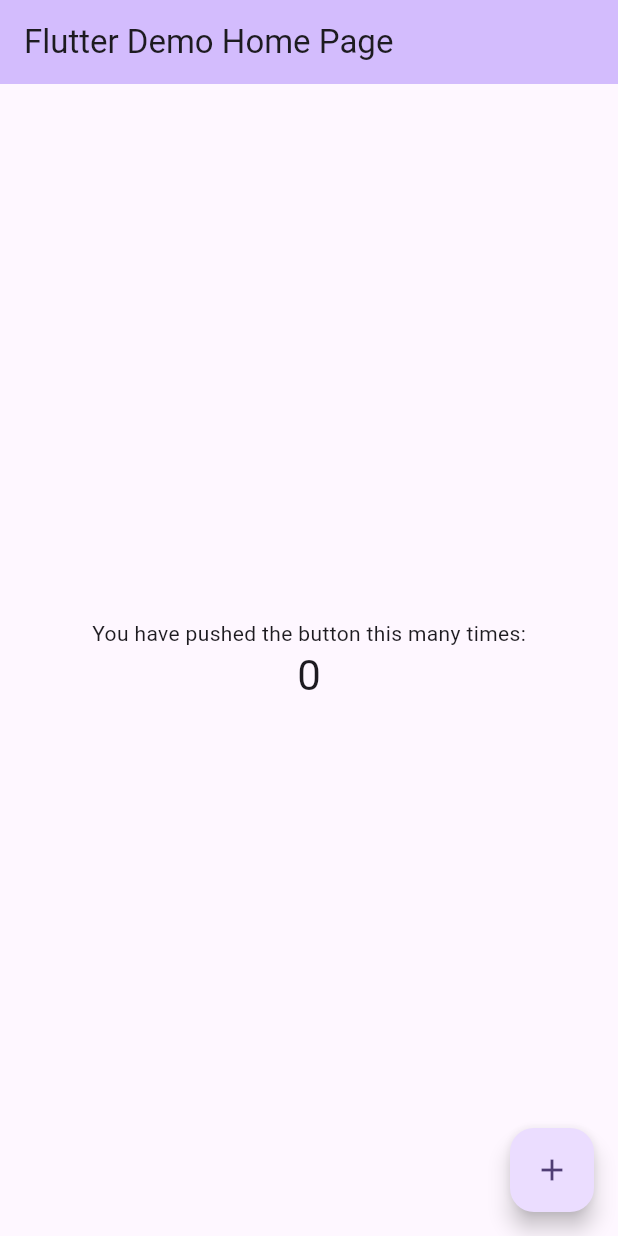
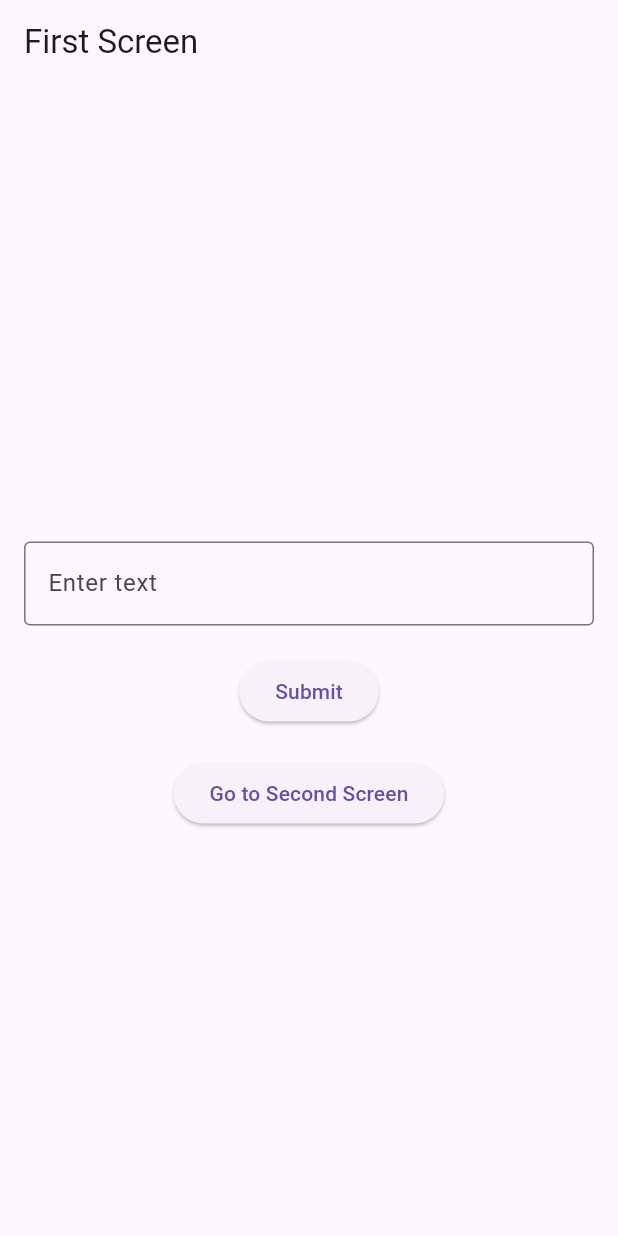
Before and after one commit to ALIRAZA17/Flutter_Bloc, a Flutter app: the screen it shows after launch, on a phone screen of 412 x 824 dp. Run offline on Flutter 3.47's test engine with Material 3 defaults, Android fonts, the phone set to English and light mode, and no system bars; our stand-ins replace flutter_bloc.

```diff
--- /dev/null
+++ b/lib/counter_event.dart
@@ -0,0 +1,5 @@
+abstract class CounterEvent {}
+
+class IncrementEvent extends CounterEvent {}
+
+class DecrementEvent extends CounterEvent {}
--- /dev/null
+++ b/lib/first_screen.dart
@@ -0,0 +1,63 @@
+import 'package:flutter/material.dart';
+import 'package:flutter_bloc/flutter_bloc.dart';
+import 'package:flutter_bloc_test/second_screen.dart';
+import 'text_bloc.dart';
+
+class FirstScreen extends StatelessWidget {
+  const FirstScreen({super.key});
+
+  @override
+  Widget build(BuildContext context) {
+    final TextBloc textBloc = BlocProvider.of<TextBloc>(context);
+    TextEditingController textController = TextEditingController();
+
+    return Scaffold(
+      appBar: AppBar(title: const Text('First Screen')),
+      body: Padding(
+        padding: const EdgeInsets.all(16.0),
+        child: Column(
+          mainAxisAlignment: MainAxisAlignment.center,
+          children: [
+            BlocBuilder<TextBloc, TextState>(
+              builder: (context, state) {
+                String displayText = '';
+                if (state is UpdatedTextState) {
+                  displayText = state.text;
+                }
+                return Text(
+                  displayText,
+                  style: const TextStyle(fontSize: 24.0),
+                );
+              },
+            ),
+            TextField(
+              controller: textController,
+              decoration: const InputDecoration(
+                border: OutlineInputBorder(),
+                labelText: 'Enter text',
+              ),
+            ),
+            const SizedBox(height: 20),
+            ElevatedButton(
+              onPressed: () {
+                final text = textController.text;
+                textBloc.add(UpdateTextEvent(text));
+              },
+              child: const Text('Submit'),
+            ),
+            const SizedBox(height: 20),
+            ElevatedButton(
+              onPressed: () {
+                Navigator.push(
+                  context,
+                  MaterialPageRoute(builder: (context) => const SecondScreen()),
+                );
+              },
+              child: const Text('Go to Second Screen'),
+            ),
+          ],
+        ),
+      ),
+    );
+  }
+}
--- a/lib/main.dart
+++ b/lib/main.dart
@@ -1,7 +1,15 @@
 import 'package:flutter/material.dart';
+import 'package:flutter_bloc/flutter_bloc.dart';
+import 'package:flutter_bloc_test/first_screen.dart';
+import 'text_bloc.dart';  // Your BLoC file
 
 void main() {
-  runApp(const MyApp());
+  runApp(
+    BlocProvider(
+      create: (context) => TextBloc(),
+      child: const MyApp(),
+    ),
+  );
 }
 
 class MyApp extends StatelessWidget {
@@ -9,61 +17,9 @@ class MyApp extends StatelessWidget {
 
   @override
   Widget build(BuildContext context) {
-    return MaterialApp(
-      title: 'Flutter Demo',
-      theme: ThemeData(
-        colorScheme: ColorScheme.fromSeed(seedColor: Colors.deepPurple),
-        useMaterial3: true,
-      ),
-      home: const MyHomePage(title: 'Flutter Demo Home Page'),
+    return const MaterialApp(
+      title: 'Shared BLoC Example',
+      home: FirstScreen(),
     );
   }
 }
-
-class MyHomePage extends StatefulWidget {
-  const MyHomePage({super.key, required this.title});
-
-  final String title;
-
-  @override
-  State<MyHomePage> createState() => _MyHomePageState();
-}
-
-class _MyHomePageState extends State<MyHomePage> {
-  int _counter = 0;
-
-  void _incrementCounter() {
-    setState(() {
-      _counter++;
-    });
-  }
-
-  @override
-  Widget build(BuildContext context) {
-    return Scaffold(
-      appBar: AppBar(
-        backgroundColor: Theme.of(context).colorScheme.inversePrimary,
-        title: Text(widget.title),
-      ),
-      body: Center(
-        child: Column(
-          mainAxisAlignment: MainAxisAlignment.center,
-          children: <Widget>[
-            const Text(
-              'You have pushed the button this many times:',
-            ),
-            Text(
-              '$_counter',
-              style: Theme.of(context).textTheme.headlineMedium,
-            ),
-          ],
-        ),
-      ),
-      floatingActionButton: FloatingActionButton(
-        onPressed: _incrementCounter,
-        tooltip: 'Increment',
-        child: const Icon(Icons.add),
-      ),
-    );
-  }
-}
--- /dev/null
+++ b/lib/text_bloc.dart
@@ -0,0 +1,28 @@
+import 'package:flutter_bloc/flutter_bloc.dart';
+
+// Events
+abstract class TextEvent {}
+
+class UpdateTextEvent extends TextEvent {
+  final String text;
+
+  UpdateTextEvent(this.text);
+}
+
+// States
+abstract class TextState {}
+
+class InitialTextState extends TextState {}
+
+class UpdatedTextState extends TextState {
+  final String text;
+
+  UpdatedTextState(this.text);
+}
+
+// BLoC
+class TextBloc extends Bloc<TextEvent, TextState> {
+  TextBloc() : super(InitialTextState()) {
+    on<UpdateTextEvent>((event, emit) => emit(UpdatedTextState(event.text)));
+  }
+}
```
Also changed, not shown: lib/counter_bloc.dart (added, +9 -0 lines), lib/second_screen.dart (added, +28 -0 lines), 1 other file.
